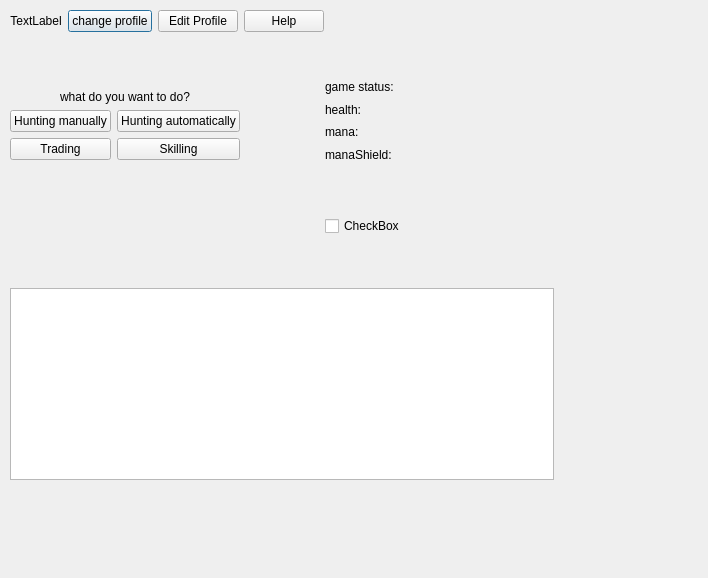
Groundy/CrackerJack, file sources/MainMenu.ui: the form before one commit.
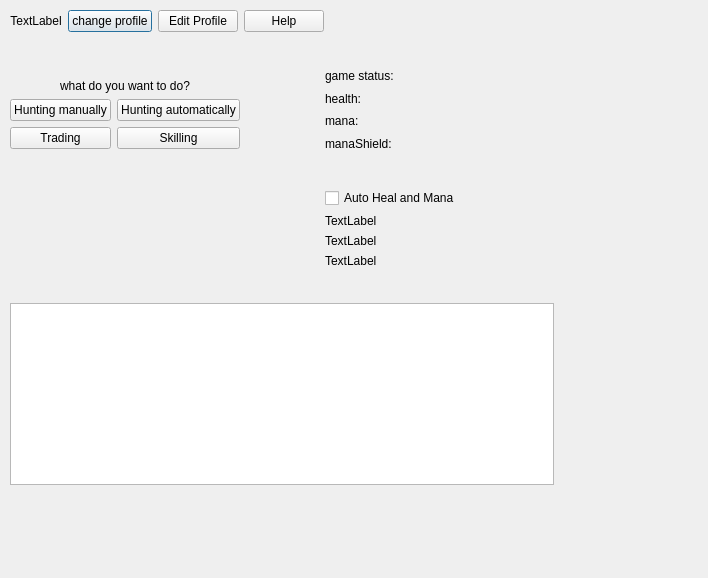
The form after the commit.

Commit message: Dodanie wyświetlania ilości potionów w gui,

What changed in the file:
```diff
--- a/sources/MainMenu.ui
+++ b/sources/MainMenu.ui
@@ -254,7 +254,28 @@
       <item>
        <widget class="QCheckBox" name="checkBox">
         <property name="text">
-         <string>CheckBox</string>
+         <string>Auto Heal and Mana</string>
+        </property>
+       </widget>
+      </item>
+      <item>
+       <widget class="QLabel" name="potion_label_1">
+        <property name="text">
+         <string>TextLabel</string>
+        </property>
+       </widget>
+      </item>
+      <item>
+       <widget class="QLabel" name="potion_label_2">
+        <property name="text">
+         <string>TextLabel</string>
+        </property>
+       </widget>
+      </item>
+      <item>
+       <widget class="QLabel" name="potion_label_3">
+        <property name="text">
+         <string>TextLabel</string>
         </property>
        </widget>
       </item>
```
The commit also changes 8 other files.
